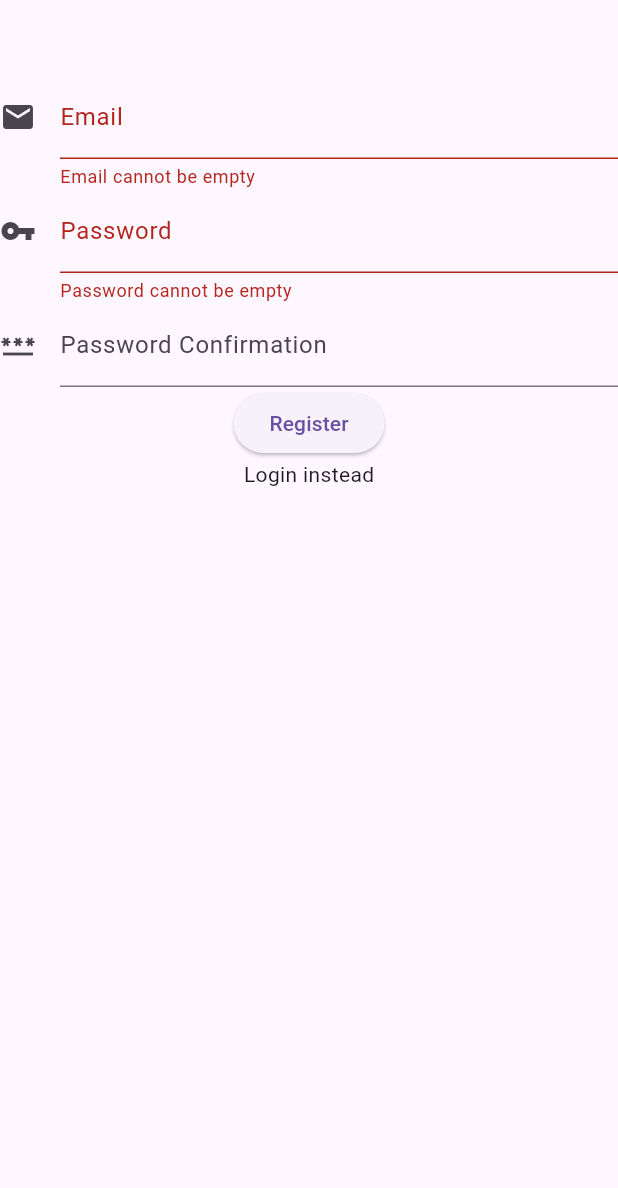
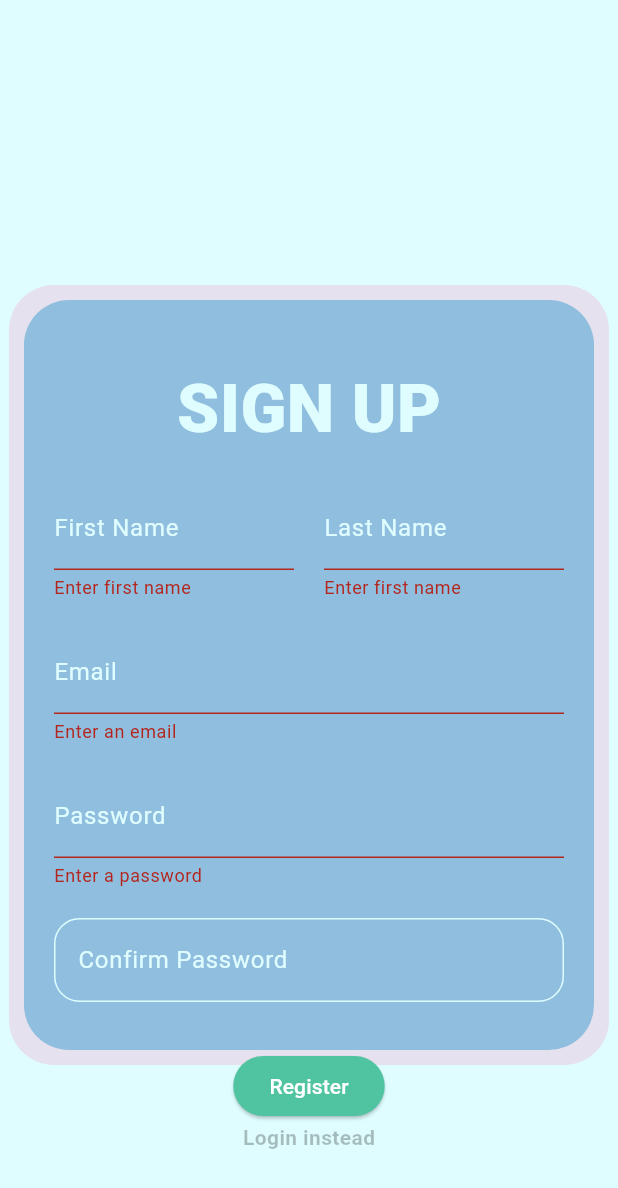
Before and after one commit to mellis0227/workout-tracker, a Flutter app: the screen it shows after launch, after a tap on "Register", on a phone screen of 412 x 824 dp. Shown: the top 1188 px of the screen. Run offline on Flutter 3.47's test engine with Material 3 defaults, Android fonts, the phone set to English and light mode, and no system bars; our stand-ins replace audioplayers, cloud_firestore, firebase_auth, firebase_core, flutter_time_picker_spinner, go_router and 1 more; accounts and stored records are empty.

Commit message:
added first and last name as register requirements, edited UI

```diff
--- a/get_fit_app/lib/presenter/authentication_presenter.dart
+++ b/get_fit_app/lib/presenter/authentication_presenter.dart
@@ -13,7 +13,6 @@ class AuthenticationPresenter {
 
 
   bool _register = true;// Boolean to track if the user is in register mode.
-  bool _isAuthenticated = false;
 
 
   // Constructor takes in the view to communicate with the UI.
@@ -22,6 +21,11 @@ class AuthenticationPresenter {
   // Method to authenticate the user based on whether they're logging in or registering.
   Future<void> authenticate(BuildContext context) async {
     // Validate form inputs (email and password).
+    print(_view.email);
+    print(_view.password);
+    print(_view.lastName);
+    print(_view.firstName);
+
     if (_view.email.isEmpty ||
         _view.password.isEmpty ||
         (_register && _view.passwordConfirmation == null)) {
@@ -38,7 +42,25 @@ class AuthenticationPresenter {
 
     try {
       // Create a UserModel with the email and password.
-      UserModel user = UserModel(email: _view.email, password: _view.password);
+      UserModel user;
+
+      if (_register) {
+        // Include firstName and lastName in the UserModel if it's a registration.
+        user = UserModel(
+          email: _view.email,
+          password: _view.password,
+          firstName: _view.firstName,
+          lastName: _view.lastName,
+        );
+      } else {
+        // For login, only pass email and password.
+        user = UserModel(
+          email: _view.email,
+          password: _view.password,
+        );
+      }
+
+
 
       // Call AuthService to perform the authentication.
       await _authService.authenticate(user, _register);
--- a/get_fit_app/lib/viewmodel/authentication_service_model.dart
+++ b/get_fit_app/lib/viewmodel/authentication_service_model.dart
@@ -11,9 +11,17 @@ class AuthService {
     final FirebaseFirestore firestore = FirebaseFirestore.instance;
     final userCollection = firestore.collection("user_data").doc(user.email);
 
-    await userCollection.set({
-      "email": user.email,
-    });
+    if(user.firstName != null && user.lastName != null){
+      await userCollection.set({
+        "email": user.email,
+        "first_name": user.firstName,
+        "last_name": user.lastName,
+      });
+    } else {
+      await userCollection.set({
+        "email": user.email,
+      });
+    }
   }
   // Method to authenticate the user either via login or registration.
   Future<User?> authenticate(UserModel user, bool register) async {
--- a/get_fit_app/lib/viewmodel/authentication_user_model.dart
+++ b/get_fit_app/lib/viewmodel/authentication_user_model.dart
@@ -1,10 +1,12 @@
 // This class represents the user data model for authentication.
 class UserModel {
   final String email; // User's email
-  final String password; // User's password
+  final String password;// User's password
+  final String? firstName;
+  final String? lastName;
 
   // Constructor to create a UserModel instance
-  UserModel({required this.email, required this.password});
+  UserModel({required this.email, required this.password, this.firstName, this.lastName});
 
   String getCurrentUserID(UserModel user) {
     return user.email;
--- a/get_fit_app/lib/views/authentication_screen_view.dart
+++ b/get_fit_app/lib/views/authentication_screen_view.dart
@@ -19,6 +19,10 @@ class _AuthenticationScreenState extends State<AuthenticationScreen>
       TextEditingController(); // Controller for password input
   final _passwordConfirmationController =
       TextEditingController(); // Controller for confirmation
+  final _firstNameController =
+      TextEditingController();
+  final _lastNameController =
+      TextEditingController();
 
   final _formKey = GlobalKey<FormState>(); // Key to validate the form
 
@@ -31,9 +35,14 @@ class _AuthenticationScreenState extends State<AuthenticationScreen>
   String get password => _passwordController.text;
   @override
   String? get passwordConfirmation => _passwordConfirmationController.text;
+  @override
+  String get firstName => _firstNameController.text;
+  @override
+  String get lastName => _lastNameController.text;
+
 
   bool _register = true; // Whether user is registering or logging in
-
+  double registerToLoginPadding = 0;
   @override
   void initState() {
     super.initState();
@@ -68,7 +77,7 @@ class _AuthenticationScreenState extends State<AuthenticationScreen>
   // Email field validator
   String? _emailValidator(String? value) {
     if (value == null || value.isEmpty) {
-      return 'Email cannot be empty';
+      return 'Enter an email';
     }
     final emailRegEx = RegExp(r'^[\w-\.]+@([\w-]+\.)+[\w-]{2,4}$');
     if (!emailRegEx.hasMatch(value)) {
@@ -80,7 +89,7 @@ class _AuthenticationScreenState extends State<AuthenticationScreen>
   // Password field validator
   String? _passwordValidator(String? value) {
     if (value == null || value.isEmpty) {
-      return 'Password cannot be empty';
+      return 'Enter a password';
     }
     if (value.length < 6) {
       return 'Password must be at least 6 characters';
@@ -96,55 +105,139 @@ class _AuthenticationScreenState extends State<AuthenticationScreen>
     return null;
   }
 
+  String? _firstAndLastNameValidator(String? value) {
+    if(_register && _firstNameController.text.isEmpty) {
+      return "Enter first name";
+    } else if(_register && _firstNameController.text.isEmpty) {
+      return "Enter last name";
+    }
+    return null;
+  }
+
   @override
   Widget build(BuildContext context) {
     return Scaffold(
+      resizeToAvoidBottomInset: false,
+      backgroundColor: Color(0xFFDFFDFF),
       body: Form(
         key: _formKey, // Associate the form with the key
         child: Column(
           children: [
-            const SizedBox(height: 50),
+            Padding(padding: EdgeInsets.all(100)),
+            Center(
+              child: Container(
+                height: _register ? 500 : 340,
+                width: 380,
+                decoration: BoxDecoration(
+                  boxShadow: [
+                    BoxShadow(
+                      color: Color(0xFFE5E1EE),
+                      spreadRadius: 10,
+                    ),
+                  ],
+                  borderRadius: BorderRadius.circular(30),
+                  color: Color(0xFF90BEDE),
+                ),
+                child: _buildLoginComponents(context),
+              ),
+            ),
+            _registerOrLoginButton(context),
+            _switchLoginOrRegister()
+          ],
+        )
+      ),
+    );
+  }
+
+  Container _buildLoginComponents(BuildContext context) {
+    return Container(
+          width: 350,
+          margin: EdgeInsets.symmetric(horizontal: 20),
+          child: Expanded(
+            child: Column(
+              children: [
+                Padding(padding: EdgeInsets.all(20)),
+                Text(
+                  _register ? "SIGN UP" : "LOGIN",
+                  style: TextStyle(
+                    fontSize: 45,
+                    fontWeight: FontWeight.w900,
+                    color: Color(0xFFDFFDFF),
+                  ),
+                ),
+                Padding(padding: EdgeInsets.all(10)),
+                if(_register)
+                  Row(
+                    children: [
+                      Flexible(
+                        child: AuthenticationTextFormField(
+                          label: "First Name",
+                          textEditingController: _firstNameController,
+                          validator: _firstAndLastNameValidator,
+                        ),
+                      ),
+                      Padding(padding: EdgeInsets.all(10),),
+                      Flexible(
+                        child: AuthenticationTextFormField(
+                          label: "Last Name",
+                          textEditingController: _lastNameController,
+                          validator: _firstAndLastNameValidator,
+                        ),
+                      )
+                    ],
+                  ),
+                Padding(padding: EdgeInsets.all(10),),
                 AuthenticationTextFormField(
                   label: 'Email',
-              icon: Icons.email,
                   textEditingController: _emailController,
                   validator: _emailValidator, // Use email validator
                 ),
+                Padding(padding: EdgeInsets.all(10),),
                 AuthenticationTextFormField(
                   label: 'Password',
-              icon: Icons.vpn_key,
                   textEditingController: _passwordController,
                   validator: _passwordValidator, // Use password validator
                 ),
+                Padding(padding: EdgeInsets.all(10),),
                 if (_register) // Only show confirmation in register mode
                   AuthenticationTextFormField(
-                label: 'Password Confirmation',
-                icon: Icons.password,
+                    label: 'Confirm Password',
                     textEditingController: _passwordConfirmationController,
                     validator:
                     _passwordConfirmationValidator, // Use confirmation validator
                   ),
-            // Button to trigger login or registration
-            ElevatedButton(
+              ],
+            ),
+          ),
+      );
+  }
+
+  InkWell _switchLoginOrRegister() {
+    return InkWell(
+                focusColor: Color(0xFFDFFDFF),
+                onTap: () {
+                  _presenter
+                      .toggleRegisterMode(); // Toggle between login/register
+                },
+                child: Text(_register ? 'Login instead' : 'Register instead',
+                  style: TextStyle(color: Colors.black26, fontSize: 14, fontWeight: FontWeight.bold),
+                ),
+              );
+  }
+
+  ElevatedButton _registerOrLoginButton(BuildContext context) {
+    return ElevatedButton(
                 onPressed: () {
                   if (_formKey.currentState?.validate() ?? false) {
                     _presenter
                         .authenticate(context); // Delegate to presenter for authentication
                   }
                 },
-              child: Text(_register ? 'Register' : 'Login'),
+                style: ButtonStyle(
+                    backgroundColor: WidgetStateProperty.all(Color(0xFF50C4A1)),
+                    fixedSize: WidgetStateProperty.all(Size(101, 30))
                 ),
-            // Link to toggle between login and register mode
-            InkWell(
-              onTap: () {
-                _presenter
-                    .toggleRegisterMode(); // Toggle between login/register
-              },
-              child: Text(_register ? 'Login instead' : 'Register instead'),
-            ),
-          ],
-        ),
-      ),
+                child: Text(_register ? 'Register' : 'Login', style: TextStyle(color: Colors.white),),
               );
   }
 }
--- a/get_fit_app/lib/views/authentication_text_form_field_view.dart
+++ b/get_fit_app/lib/views/authentication_text_form_field_view.dart
@@ -3,7 +3,6 @@ import 'package:flutter/material.dart';
 // Custom widget for reusable text input fields (email, password, etc.)
 class AuthenticationTextFormField extends StatelessWidget {
   final String label; // Label for the text field
-  final IconData icon; // Icon for the text field
   final TextEditingController
       textEditingController; // Controller for text input
   final String? Function(String?)?
@@ -11,7 +10,6 @@ class AuthenticationTextFormField extends StatelessWidget {
 
   const AuthenticationTextFormField({
     required this.label,
-    required this.icon,
     required this.textEditingController,
     this.validator, // Optional validator for the field
     super.key,
@@ -25,8 +23,16 @@ class AuthenticationTextFormField extends StatelessWidget {
           .toLowerCase()
           .contains('password'), // Hide text for password field
       decoration: InputDecoration(
-        icon: Icon(icon), // Display the icon for the text field
+        focusedBorder: OutlineInputBorder(
+          borderRadius: BorderRadius.all(Radius.circular(17)),
+          borderSide: BorderSide(color: Color(0xFFE5E1EE)),
+        ),
+        enabledBorder: OutlineInputBorder(
+          borderRadius: BorderRadius.all(Radius.circular(17)),
+          borderSide: BorderSide(color: Color(0xFFDFFDFF)), // Enabled color
+        ),
         labelText: label, // Display the label for the text field
+        labelStyle: TextStyle(color: Color(0xFFDFFDFF)),
       ),
       validator: validator, // Set the validator for this field
     );
--- a/get_fit_app/lib/views/authentication_view.dart
+++ b/get_fit_app/lib/views/authentication_view.dart
@@ -2,8 +2,9 @@
 abstract class AuthenticationView {
   String get email; // Getter to retrieve the email input
   String get password; // Getter to retrieve the password input
-  String?
-      get passwordConfirmation; // Getter to retrieve the password confirmation input (if applicable)
+  String? get passwordConfirmation; // Getter to retrieve the password confirmation input (if applicable)
+  String? get firstName;
+  String? get lastName;
 
   // Methods for showing error and success messages
   void showErrorMessage(String message);
```
Lines whose indentation alone changed are shown as unchanged.
